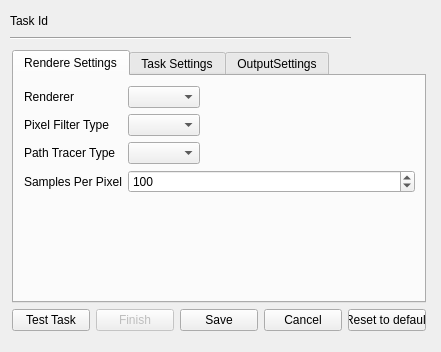
First picture: the form in poc/golemPy/examples/gnr/ui/NewTaskDialog.ui, repository golemfactory/clay, before the edit.
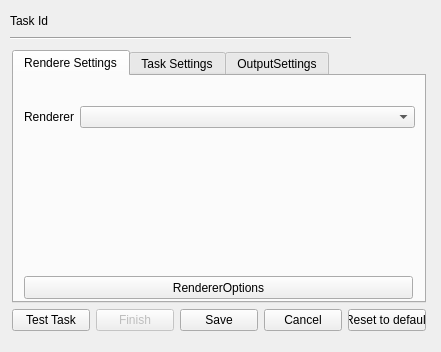
Second picture: the form after the edit. The open tabs and pages were chosen to show the change.

Commit message: Rozdzielenie parametrów do rendererów na osobne menu

```diff
--- a/poc/golemPy/examples/gnr/ui/NewTaskDialog.ui
+++ b/poc/golemPy/examples/gnr/ui/NewTaskDialog.ui
@@ -45,7 +45,7 @@
         <property name="geometry">
          <rect>
           <x>10</x>
-          <y>10</y>
+          <y>30</y>
           <width>391</width>
           <height>171</height>
          </rect>
@@ -64,69 +64,31 @@
          <item row="0" column="1">
           <widget class="QComboBox" name="rendereComboBox">
            <property name="sizePolicy">
-            <sizepolicy hsizetype="Fixed" vsizetype="Fixed">
+            <sizepolicy hsizetype="Minimum" vsizetype="Fixed">
              <horstretch>0</horstretch>
              <verstretch>0</verstretch>
             </sizepolicy>
            </property>
           </widget>
          </item>
-         <item row="1" column="0">
-          <widget class="QLabel" name="label_4">
-           <property name="text">
-            <string>Pixel Filter Type</string>
-           </property>
-          </widget>
-         </item>
-         <item row="1" column="1">
-          <widget class="QComboBox" name="pixelFilterComboBox">
-           <property name="sizePolicy">
-            <sizepolicy hsizetype="Fixed" vsizetype="Fixed">
-             <horstretch>0</horstretch>
-             <verstretch>0</verstretch>
-            </sizepolicy>
-           </property>
-          </widget>
-         </item>
-         <item row="2" column="0">
-          <widget class="QLabel" name="label_3">
-           <property name="text">
-            <string>Path Tracer Type</string>
-           </property>
-          </widget>
-         </item>
-         <item row="2" column="1">
-          <widget class="QComboBox" name="pathTracerComboBox">
-           <property name="sizePolicy">
-            <sizepolicy hsizetype="Fixed" vsizetype="Fixed">
-             <horstretch>0</horstretch>
-             <verstretch>0</verstretch>
-            </sizepolicy>
-           </property>
-          </widget>
-         </item>
-         <item row="3" column="0">
-          <widget class="QLabel" name="label_2">
-           <property name="text">
-            <string>Samples Per Pixel</string>
-           </property>
-          </widget>
-         </item>
-         <item row="3" column="1">
-          <widget class="QSpinBox" name="samplesPerPixelSpinBox">
-           <property name="minimum">
-            <number>1</number>
-           </property>
-           <property name="maximum">
-            <number>16777215</number>
-           </property>
-           <property name="value">
-            <number>100</number>
-           </property>
-          </widget>
-         </item>
         </layout>
        </widget>
+       <widget class="QPushButton" name="rendererOptionsButton">
+        <property name="geometry">
+         <rect>
+          <x>10</x>
+          <y>200</y>
+          <width>389</width>
+          <height>23</height>
+         </rect>
+        </property>
+        <property name="text">
+         <string>RendererOptions</string>
+        </property>
+        <property name="autoDefault">
+         <bool>false</bool>
+        </property>
+       </widget>
       </widget>
       <widget class="QWidget" name="taskSettingsTab">
        <attribute name="title">
```
Left out of the diff: 4 changed lines with no effect on the pictures. The commit also changes 13 other files.
